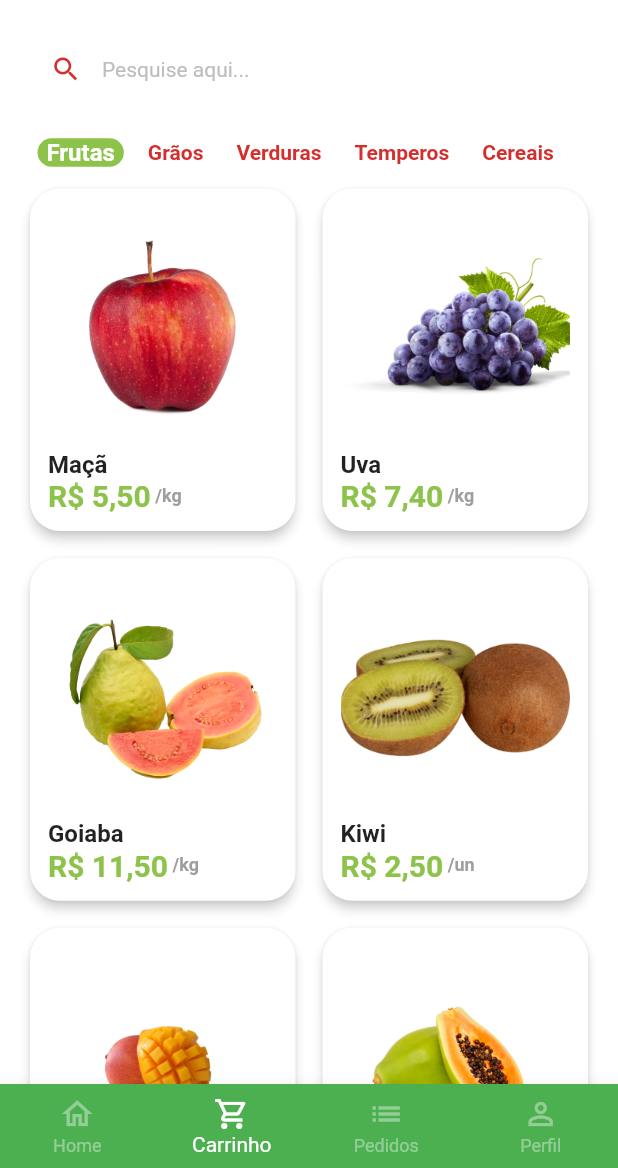
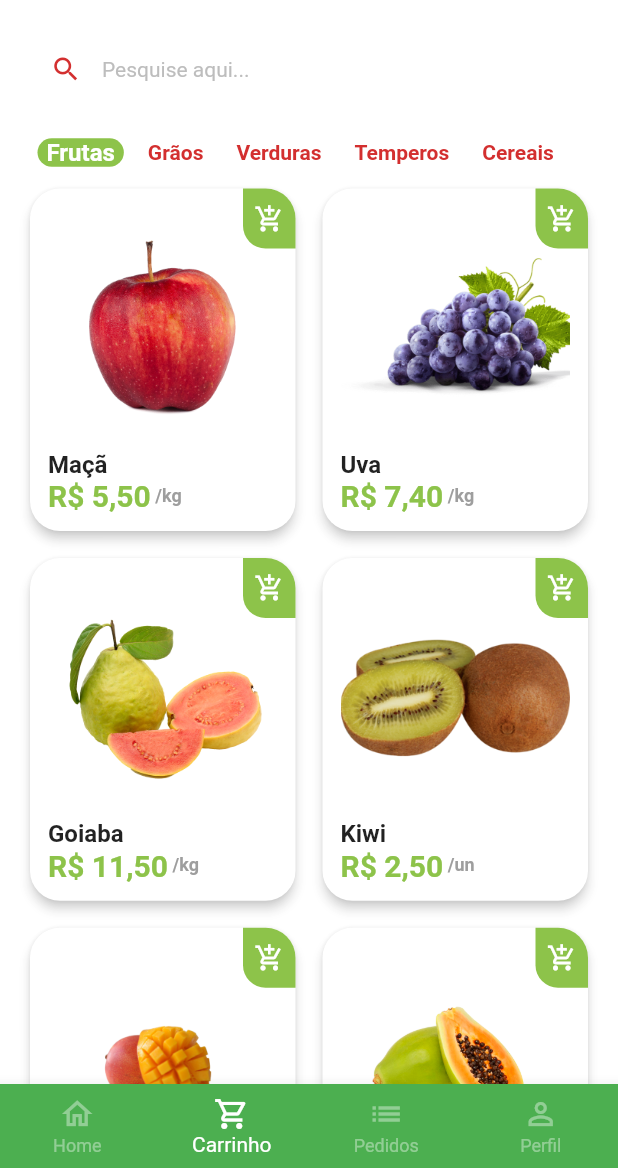
Before and after one commit to nicolaspaxao/green-grocer-course, a Flutter app: the screen it shows after launch, after a tap on "Entrar", on a phone screen of 412 x 824 dp, the part 68-1236 px from its top. Run offline on Flutter 3.47's test engine with Material 2 defaults, Android fonts, the light colour scheme and no system bars; drawn by our look-alikes of badges; our stand-ins replace animated_text_kit, mask_text_input_formatter.

Commit message:
Terminando a tela de detalhes do produto

```diff
--- a/lib/src/pages/home/components/item_tile.dart
+++ b/lib/src/pages/home/components/item_tile.dart
@@ -2,6 +2,7 @@
 import 'package:flutter/material.dart';
 import 'package:quitanda_com_getx/src/config/colors.dart';
 import 'package:quitanda_com_getx/src/models/item_model.dart';
+import 'package:quitanda_com_getx/src/pages/product/product_screen.dart';
 import 'package:quitanda_com_getx/src/services/utils_services.dart';
 
 class ItemTile extends StatelessWidget {
@@ -14,22 +15,33 @@ class ItemTile extends StatelessWidget {
 
   @override
   Widget build(BuildContext context) {
-    return Card(
+    return Stack(
+      children: [
+        GestureDetector(
+          onTap: () => Navigator.of(context).push(
+            MaterialPageRoute(
+              builder: ((context) {
+                return  ProductScreen(item: item,);
+              }),
+            ),
+          ),
+          child: Card(
             elevation: 3,
             shadowColor: Colors.grey.shade300,
             shape: RoundedRectangleBorder(
               borderRadius: BorderRadius.circular(20),
             ),
-      child: Stack(
-        children: [
-          Padding(
+            child: Padding(
               padding: const EdgeInsets.all(12),
               child: Column(
                 crossAxisAlignment: CrossAxisAlignment.stretch,
                 children: [
                   Expanded(
+                    child: Hero(
+                      tag: item.imgUrl,
                       child: Image.asset(
                         item.imgUrl,
+                      ),
                     ),
                   ),
                   Text(
@@ -62,8 +74,30 @@ class ItemTile extends StatelessWidget {
                 ],
               ),
             ),
+          ),
+        ),
+        Positioned(
+          top: 4,
+          right: 4,
+          child: GestureDetector(
+            onTap: () {},
+            child: Container(
+              height: 40,
+              width: 35,
+              decoration: BoxDecoration(
+                  color: customSwatchColor,
+                  borderRadius: const BorderRadius.only(
+                      topRight: Radius.circular(20),
+                      bottomLeft: Radius.circular(15))),
+              child: const Icon(
+                Icons.add_shopping_cart_outlined,
+                color: Colors.white,
+                size: 20,
+              ),
+            ),
+          ),
+        )
       ],
-      ),
     );
   }
 }
```
Also changed, not shown: lib/src/pages/common/quantity_widget.dart (added, +99 -0 lines), lib/src/pages/product/product_screen.dart (added, +142 -0 lines). Lines whose indentation alone changed are shown as unchanged.
